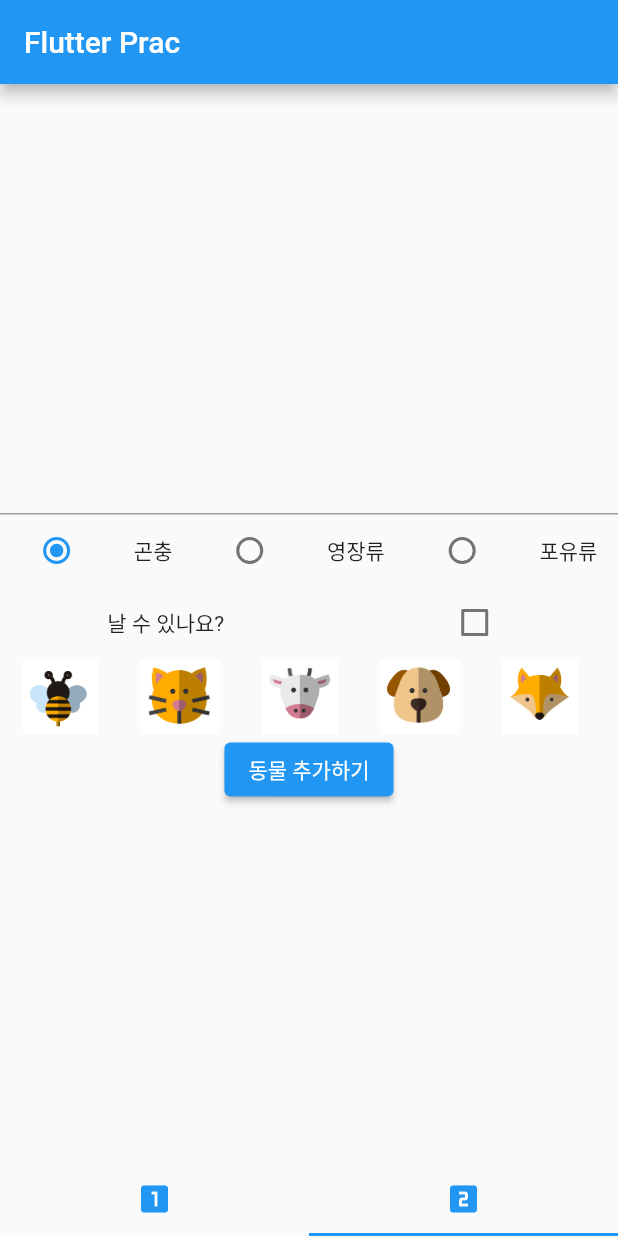
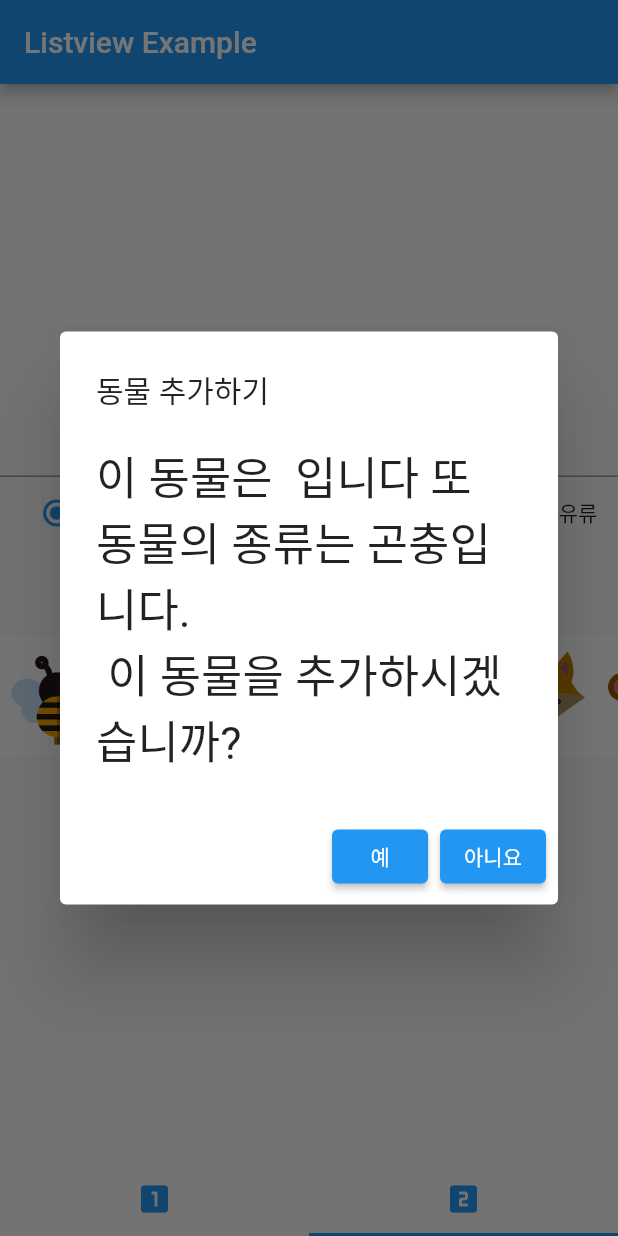
Before and after one commit to che-ri/flutter_prac, a Flutter app: the screen it shows after launch, tab 2 chosen, after a tap on "동물 추가하기", on a phone screen of 412 x 824 dp. Run offline on Flutter 3.47's test engine with Material 2 defaults, Android fonts, the phone set to English and light mode, and no system bars.

Commit message:
feat ::: 리스트에 추가하기

```diff
--- a/lib/firstPage.dart
+++ b/lib/firstPage.dart
@@ -1,9 +1,10 @@
 import 'package:flutter/material.dart';
-import './animalItem.dart';
+
+import '../animalItem.dart';
 
 class FirstApp extends StatelessWidget {
-  final List<Animal>? list;
-  FirstApp({Key? key, this.list}) : super(key: key);
+  final List<Animal> list; // Animal List 선언
+  FirstApp({Key? key, required this.list}) : super(key: key);
 
   @override
   Widget build(BuildContext context) {
@@ -18,31 +19,37 @@ class FirstApp extends StatelessWidget {
                 return GestureDetector(
                   //GestureDetector : 터치이벤트를 처리하기 위한 위젯
                   child: Card(
-                child: Row(children: [
-                  Image.asset(list![position].imagePath!,
-                      height: 100, width: 100, fit: BoxFit.contain),
-                  Text(list![position].animalName!)
-                ]),
+                    child: Row(
+                      children: <Widget>[
+                        Image.asset(
+                          list[position].imagePath!,
+                          height: 100,
+                          width: 100,
+                          fit: BoxFit.contain,
+                        ),
+                        Text(list[position].animalName!),
+                      ],
+                    ),
                   ),
                   onTap: () {
-                //AlertDialog는 알림창 위젯
                     AlertDialog dialog = AlertDialog(
                       content: Text(
-                    '이 동물은 ${list![position].kind}입니다',
-                    style: TextStyle(fontSize: 30),
+                        '이 동물은 ${list[position].kind} 입니다',
+                        style: TextStyle(fontSize: 30.0),
                       ),
                     );
-
-                //showDialog : 알림창을 띄우는 함수
                     showDialog(
                         context: context,
                         builder: (BuildContext context) => dialog);
                   },
+                  onLongPress: () {
+                    list.removeAt(position);
+                  },
                 );
               },
-          itemCount: list!.length,
+              itemCount: list.length),
         ),
       ),
-    ));
+    );
   }
 }
--- a/lib/main.dart
+++ b/lib/main.dart
@@ -1,32 +1,62 @@
-import './animalItem.dart'; //model
-import './firstPage.dart';
-import './secondPage.dart';
 import 'package:flutter/material.dart';
 
-void main() => runApp(MyApp());
+import 'animalItem.dart';
+import 'firstPage.dart';
+import 'secondPage.dart';
+
+void main() {
+  runApp(MyApp());
+}
 
 class MyApp extends StatelessWidget {
-  static const String _title = 'Widget Example';
   @override
   Widget build(BuildContext context) {
-    return MaterialApp(title: _title, home: WidgetApp());
+    return MaterialApp(
+      title: 'Flutter Demo',
+      theme: ThemeData(
+        // This is the theme of your application.
+        //
+        // Try running your application with "flutter run". You'll see the
+        // application has a blue toolbar. Then, without quitting the app, try
+        // changing the primarySwatch below to Colors.green and then invoke
+        // "hot reload" (press "r" in the console where you ran "flutter run",
+        // or simply save your changes to "hot reload" in a Flutter IDE).
+        // Notice that the counter didn't reset back to zero; the application
+        // is not restarted.
+        primarySwatch: Colors.blue,
+      ),
+      home: MyHomePage(title: 'Flutter Demo Home Page'),
+    );
   }
 }
 
-class WidgetApp extends StatefulWidget {
+class MyHomePage extends StatefulWidget {
+  MyHomePage({Key? key, required this.title}) : super(key: key);
+
+  // This widget is the home page of your application. It is stateful, meaning
+  // that it has a State object (defined below) that contains fields that affect
+  // how it looks.
+
+  // This class is the configuration for the state. It holds the values (in this
+  // case the title) provided by the parent (in this case the App widget) and
+  // used by the build method of the State. Fields in a Widget subclass are
+  // always marked "final".
+
+  final String title;
+
   @override
-  _WidgetApp createState() => _WidgetApp();
+  _MyHomePageState createState() => _MyHomePageState();
 }
 
-class _WidgetApp extends State<WidgetApp> with SingleTickerProviderStateMixin {
+class _MyHomePageState extends State<MyHomePage>
+    with SingleTickerProviderStateMixin {
   TabController? controller;
-  List<Animal> animalList =
-      new List.empty(growable: true); //growable은 리스트가 가변적으로 증가할 수 있다는 것을 의미한다.
+  List<Animal> animalList = List.empty(growable: true);
+
   @override
   void initState() {
     super.initState();
     controller = TabController(length: 2, vsync: this);
-
     animalList
         .add(Animal(animalName: '벌', kind: '곤충', imagePath: 'image/bee.png'));
     animalList.add(
@@ -46,50 +76,34 @@ class _WidgetApp extends State<WidgetApp> with SingleTickerProviderStateMixin {
   }
 
   @override
-  void dispose() {
-    controller!
-        .dispose(); //탭 컨트롤러는 애니메이션을 사용하므로, dispose() 함수를 호출해줘야 메모리 누수를 막을 수 있다.
-    super.dispose();
-  }
-
-  @override
   Widget build(BuildContext context) {
-    controller!.addListener(() => {
-          //탭이 이동할 때 어떠한 액션을 취하고 싶으면 addListener을 사용한다.
-          if (!controller!.indexIsChanging)
-            //indexIsChanging은 탭이 현재 이동 중인지를 나타낸다.
-            {
-              print('prev ::: ${controller!.previousIndex}'),
-              print('cur ::: ${controller!.index}')
-            }
-        });
     return Scaffold(
         appBar: AppBar(
-          title: Text('Flutter Prac'),
+          title: Text('Listview Example'),
         ),
         body: TabBarView(
           children: <Widget>[
-            FirstApp(
-              list: animalList,
-            ),
-            SecondApp()
+            FirstApp(list: animalList),
+            SecondApp(list: animalList)
           ],
           controller: controller,
         ),
         bottomNavigationBar: TabBar(
           tabs: <Tab>[
             Tab(
-                icon: Icon(
-              Icons.looks_one,
-              color: Colors.blue,
-            )),
+              icon: Icon(Icons.looks_one, color: Colors.blue),
+            ),
             Tab(
-                icon: Icon(
-              Icons.looks_two,
-              color: Colors.blue,
-            ))
+              icon: Icon(Icons.looks_two, color: Colors.blue),
+            )
           ],
           controller: controller,
         ));
   }
+
+  @override
+  void dispose() {
+    controller?.dispose();
+    super.dispose();
+  }
 }
--- a/lib/secondPage.dart
+++ b/lib/secondPage.dart
@@ -1,25 +1,20 @@
 import 'package:flutter/material.dart';
-import 'package:flutter/src/rendering/box.dart';
-import './animalItem.dart';
+import '../animalItem.dart';
 
 class SecondApp extends StatefulWidget {
+  List<Animal> list;
+
+  SecondApp({Key? key, required this.list}) : super(key: key);
+
   @override
-  State<SecondApp> createState() => _SecondAppState();
-  List<Animal>? list;
-  SecondApp({Key? key, @required this.list}) : super(key: key);
+  State<StatefulWidget> createState() => _SecondApp();
 }
 
-class _SecondAppState extends State<SecondApp> {
+class _SecondApp extends State<SecondApp> {
+  int _radioValue = 0;
   final nameController = TextEditingController();
-  int? _radioValue = 0;
-  bool? flyExist = false;
+  bool flyExist = false;
   String? _imagePath;
-
-  _radioChange(int? value) {
-    setState(() {
-      _radioValue = value;
-    });
-  }
 
   @override
   Widget build(BuildContext context) {
@@ -32,9 +27,9 @@ class _SecondAppState extends State<SecondApp> {
               TextField(
                 controller: nameController,
                 keyboardType: TextInputType.text,
-                maxLines: 1),
-            Row(
-              children: [
+                maxLines: 1,
+              ),
+              Row(children: <Widget>[
                 Radio(
                     value: 0, groupValue: _radioValue, onChanged: _radioChange),
                 Text('곤충'),
@@ -44,27 +39,22 @@ class _SecondAppState extends State<SecondApp> {
                 Radio(
                     value: 2, groupValue: _radioValue, onChanged: _radioChange),
                 Text('포유류'),
-              ],
-              mainAxisAlignment: MainAxisAlignment.spaceAround,
-            ),
-            Row(
-              children: [
-                Text('날 수 있나요?'),
+              ], mainAxisAlignment: MainAxisAlignment.spaceAround),
+              Row(children: <Widget>[
+                Text('날수 있나요?'),
                 Checkbox(
                     value: flyExist,
                     onChanged: (bool? check) {
                       setState(() {
-                        flyExist = check;
+                        flyExist = check!;
                       });
                     })
-              ],
-              mainAxisAlignment: MainAxisAlignment.spaceAround,
-            ),
+              ], mainAxisAlignment: MainAxisAlignment.spaceAround),
               Container(
-              height: 50,
+                height: 100,
                 child: ListView(
                   scrollDirection: Axis.horizontal,
-                children: [
+                  children: <Widget>[
                     GestureDetector(
                       child: Image.asset('image/bee.png', width: 80),
                       onTap: () {
@@ -116,10 +106,63 @@ class _SecondAppState extends State<SecondApp> {
                   ],
                 ),
               ),
-            ElevatedButton(onPressed: () {}, child: Text('동물 추가하기'))
+              ElevatedButton(
+                  child: Text('동물 추가하기'),
+                  onPressed: () {
+                    var animal = Animal(
+                        animalName: nameController.value.text,
+                        kind: getKind(_radioValue),
+                        imagePath: _imagePath,
+                        flyExist: flyExist);
+
+                    AlertDialog dialog = AlertDialog(
+                      title: Text('동물 추가하기'),
+                      content: Text(
+                        '이 동물은 ${animal.animalName} 입니다 또 동물의 종류는 ${animal.kind}입니다.\n 이 동물을 추가하시겠습니까?',
+                        style: TextStyle(fontSize: 30.0),
+                      ),
+                      actions: [
+                        ElevatedButton(
+                          onPressed: () {
+                            widget.list.add(animal);
+
+                            Navigator.of(context).pop();
+                          },
+                          child: Text('예'),
+                        ),
+                        ElevatedButton(
+                          onPressed: () {
+                            Navigator.of(context).pop();
+                          },
+                          child: Text('아니요'),
+                        ),
                       ],
-        )),
+                    );
+                    showDialog(
+                        context: context,
+                        builder: (BuildContext context) => dialog);
+                  })
+            ],
+          ),
+        ),
       ),
     );
   }
+
+  _radioChange(int? value) {
+    setState(() {
+      _radioValue = value!;
+    });
   }
+
+  getKind(int radioValue) {
+    switch (radioValue) {
+      case 0:
+        return "곤충";
+      case 1:
+        return "영장류";
+      case 2:
+        return "포유류";
+    }
+  }
+}
```
Lines whose indentation alone changed are shown as unchanged.
